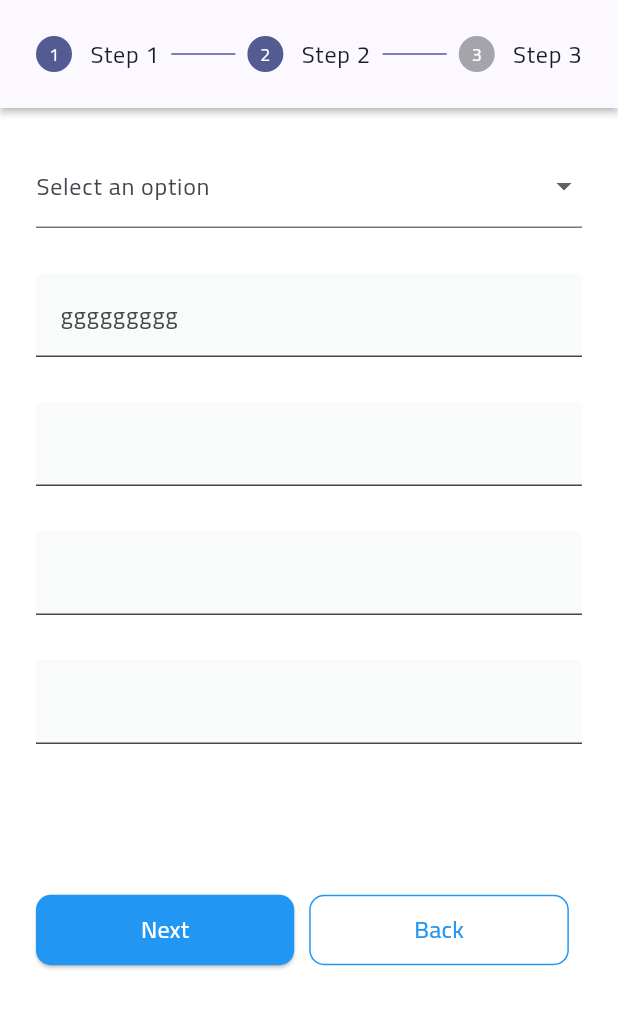
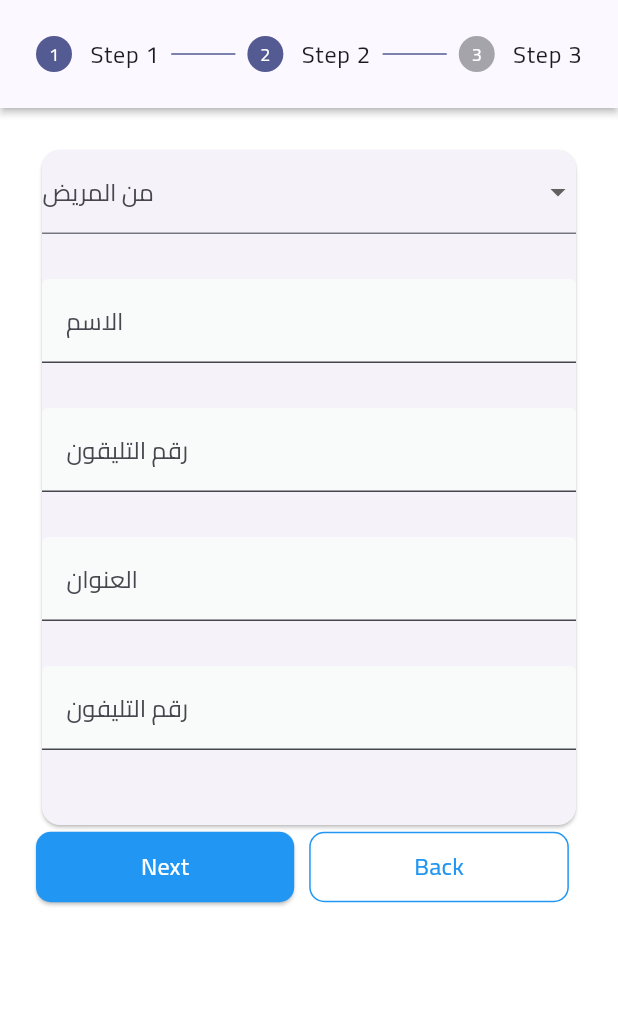
Before and after one commit to taher-fawaz/clinic, a Flutter app: the BookingView screen opened by its route, after a tap on an icon or button, on a phone screen of 412 x 824 dp, the part 84-1113 px from its top. Run offline on Flutter 3.47's test engine with Material 3 defaults, Android fonts, the phone set to English and light mode, and no system bars; our stand-ins replace bloc, cloud_firestore, dartz, dots_indicator, easy_date_timeline, firebase_auth and 9 more; missing offline and left inert: flutter_facebook_auth, time_slot; accounts and stored records are empty; project files that could hold a hidden picture were left out.

Commit message:
build stepper view

```diff
--- a/lib/core/utils/app_images.dart
+++ b/lib/core/utils/app_images.dart
@@ -32,7 +32,8 @@ class Assets {
 
   /// Assets for imagesFeaturedItemBackground
   /// assets/images/featured_item_background.svg
-  static const String imagesFeaturedItemBackground = "assets/images/featured_item_background.svg";
+  static const String imagesFeaturedItemBackground =
+      "assets/images/featured_item_background.svg";
 
   /// Assets for imagesFilter
   /// assets/images/filter.svg
@@ -53,6 +54,8 @@ class Assets {
   /// Assets for imagesLogo
   /// assets/images/logo.png
   static const String imagesLogo = "assets/images/logo.png";
+
+  static const String imagesWaiting = "assets/images/waiting.png";
 
   /// Assets for imagesNotification
   /// assets/images/notification.svg
--- a/lib/features/booking/views/widgets/stepper/stepperView.dart
+++ b/lib/features/booking/views/widgets/stepper/stepperView.dart
@@ -1,7 +1,9 @@
 import 'package:clinic/features/booking/views/widgets/stepper/steps/stepTwo.dart';
 import 'package:flutter/material.dart';
 
+import '../../actionConfirm.dart';
 import 'steps/StepOne.dart';
+import 'steps/stepThree.dart';
 
 class CustomStepper extends StatefulWidget {
   const CustomStepper({super.key});
@@ -22,6 +24,12 @@ class _CustomStepperState extends State<CustomStepper> {
           setState(() {
             _currentStep += 1;
           });
+        } else {
+          // Navigate to the new screen when the last step is completed
+          Navigator.push(
+            context,
+            MaterialPageRoute(builder: (context) => ActionConfirm()),
+          );
         }
       },
       onStepCancel: () {
@@ -49,7 +57,7 @@ class _CustomStepperState extends State<CustomStepper> {
         ),
         Step(
           title: Text("Step 3"),
-          content: Text("This is the final step"),
+          content: StepThree(),
           isActive: _currentStep >= 2,
         ),
       ],
--- /dev/null
+++ b/lib/features/booking/views/widgets/stepper/steps/stepThree.dart
@@ -0,0 +1,89 @@
+import 'dart:io';
+
+import 'package:clinic/core/utils/app_text_styles.dart';
+import 'package:clinic/core/widgets/custom_text_field.dart';
+import 'package:flutter/material.dart';
+import 'package:image_picker/image_picker.dart';
+
+class StepThree extends StatefulWidget {
+  const StepThree({super.key});
+
+  @override
+  State<StepThree> createState() => _StepThreeState();
+}
+
+class _StepThreeState extends State<StepThree> {
+  File? _image;
+  File? _imageOne;
+  File? _imageTwo;
+  File? _imageThree;
+
+  @override
+  Widget build(BuildContext context) {
+    return Card(
+      child: Column(
+        children: [
+          Text(
+            "ملاحظات",
+            style: TextStyles.bold23,
+          ),
+          SizedBox(
+            height: 10,
+          ),
+          CustomTextFormField(
+            // controller: controller,
+            hintText: "أكتب الشكوي ",
+            textInputType: TextInputType.text,
+            maxLines: 5,
+          ),
+          SizedBox(height: 20),
+          Row(
+            children: [
+              imageWidget(_imageOne, 1),
+              imageWidget(_imageTwo, 2),
+              imageWidget(_imageThree, 3)
+            ],
+          ),
+          SizedBox(height: 20),
+        ],
+      ),
+    );
+  }
+
+  Future<void> pickImage(int imageNumber) async {
+    final pickedFile =
+        await ImagePicker().pickImage(source: ImageSource.gallery);
+    if (pickedFile != null) {
+      setState(() {
+        if (imageNumber == 1) {
+          _imageOne = File(pickedFile.path);
+        } else if (imageNumber == 2) {
+          _imageTwo = File(pickedFile.path);
+        } else if (imageNumber == 3) {
+          _imageThree = File(pickedFile.path);
+        }
+      });
+    }
+  }
+
+  Widget imageWidget(File? image, int imageNumber) {
+    return GestureDetector(
+      onTap: () => pickImage(imageNumber),
+      child: Container(
+        margin: EdgeInsets.all(8),
+        width: 100,
+        height: 100,
+        decoration: BoxDecoration(
+          border: Border.all(color: Colors.grey),
+          borderRadius: BorderRadius.circular(10),
+        ),
+        child: image != null
+            ? ClipRRect(
+                borderRadius: BorderRadius.circular(10),
+                child: Image.file(image, fit: BoxFit.cover),
+              )
+            : Icon(Icons.add_a_photo, size: 50, color: Colors.grey),
+      ),
+    );
+  }
+}
--- a/lib/features/booking/views/widgets/stepper/steps/stepTwo.dart
+++ b/lib/features/booking/views/widgets/stepper/steps/stepTwo.dart
@@ -10,11 +10,12 @@ class StepTwo extends StatefulWidget {
 
 class _StepTwoState extends State<StepTwo> {
   String? _selectedValue;
-  List<String> _items = ["Option 1", "Option 2", "Option 3", "Option 4"];
+  List<String> _items = ["مريض اخر", "انا المريض "];
 
   @override
   Widget build(BuildContext context) {
-    return Column(
+    return Card(
+      child: Column(
         children: [
           dropdown(),
           SizedBox(
@@ -22,45 +23,49 @@ class _StepTwoState extends State<StepTwo> {
           ),
           CustomTextFormField(
             textInputType: TextInputType.text,
-          hintText: "v",
+            hintText: "",
             border: false,
-          label: "ggggggggg",
+            label: "الاسم",
           ),
           SizedBox(
             height: 30,
           ),
           CustomTextFormField(
             textInputType: TextInputType.text,
-          hintText: "v",
+            hintText: "",
             border: false,
+            label: "رقم التليقون ",
           ),
           SizedBox(
             height: 30,
           ),
           CustomTextFormField(
             textInputType: TextInputType.text,
-          hintText: "v",
+            hintText: "",
             border: false,
+            label: "العنوان ",
           ),
           SizedBox(
             height: 30,
           ),
           CustomTextFormField(
-          textInputType: TextInputType.text,
-          hintText: "v",
+            textInputType: TextInputType.number,
+            hintText: "",
             border: false,
+            label: "رقم التليفون ",
           ),
           SizedBox(
-          height: 100,
+            height: 50,
           ),
         ],
+      ),
     );
   }
 
   Widget dropdown() {
     return DropdownButtonFormField<String>(
       decoration: InputDecoration(
-        labelText: "Select an option",
+        labelText: "من المريض ",
         // border: OutlineInputBorder(),
       ),
       value: _selectedValue,
--- a/lib/features/on_boarding/presentation/views/widgets/on_boarding_view_body.dart
+++ b/lib/features/on_boarding/presentation/views/widgets/on_boarding_view_body.dart
@@ -1,8 +1,6 @@
 import 'package:clinic/constants.dart';
-import 'package:clinic/core/services/shared_preferences_singleton.dart';
 import 'package:clinic/core/utils/app_colors.dart';
 import 'package:clinic/core/widgets/custom_button.dart';
-import 'package:clinic/features/auth/presentation/views/signin_view.dart';
 import 'package:clinic/features/booking/booking_view.dart';
 import 'package:clinic/features/on_boarding/presentation/views/widgets/on_boarding_page_view.dart';
 import 'package:dots_indicator/dots_indicator.dart';
@@ -73,9 +71,9 @@ class _OnBoardingViewBodyState extends State<OnBoardingViewBody> {
             ),
             child: CustomButton(
               onPressed: () async {
-                await Prefs.setBool(kIsOnBoardingViewSeen, true);
+                // await Prefs.setBool(kIsOnBoardingViewSeen, true);
                 await Navigator.of(context)
-                    .pushReplacementNamed(SigninView.routeName);
+                    .pushReplacementNamed(BookingView.routeName);
               },
               text: 'ابدأ الان',
             ),
--- a/pubspec.yaml
+++ b/pubspec.yaml
@@ -49,6 +49,7 @@ dependencies:
   flutter_facebook_auth: ^7.1.1
   flutter_bloc: ^9.0.0
   dartz: ^0.10.1
+  image_picker: ^1.1.2
 
 dev_dependencies:
   flutter_launcher_icons: "^0.14.3"
```
Also changed, not shown: lib/features/booking/views/actionConfirm.dart (added, +35 -0 lines), 5 other files. Lines whose indentation alone changed are shown as unchanged.
